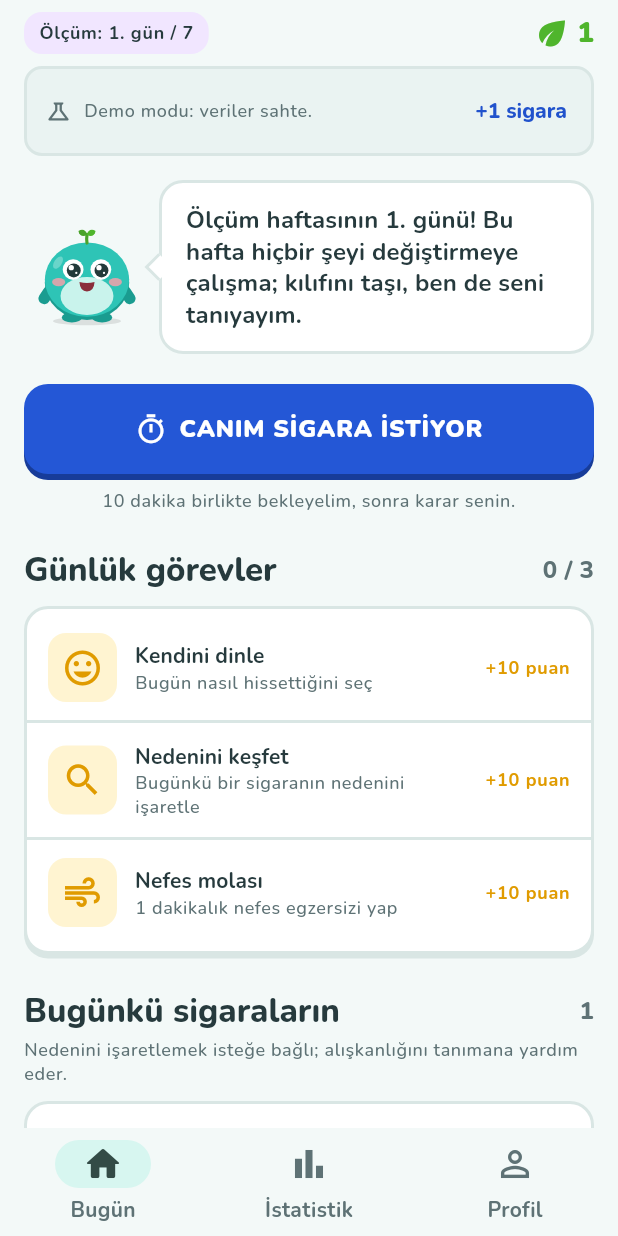
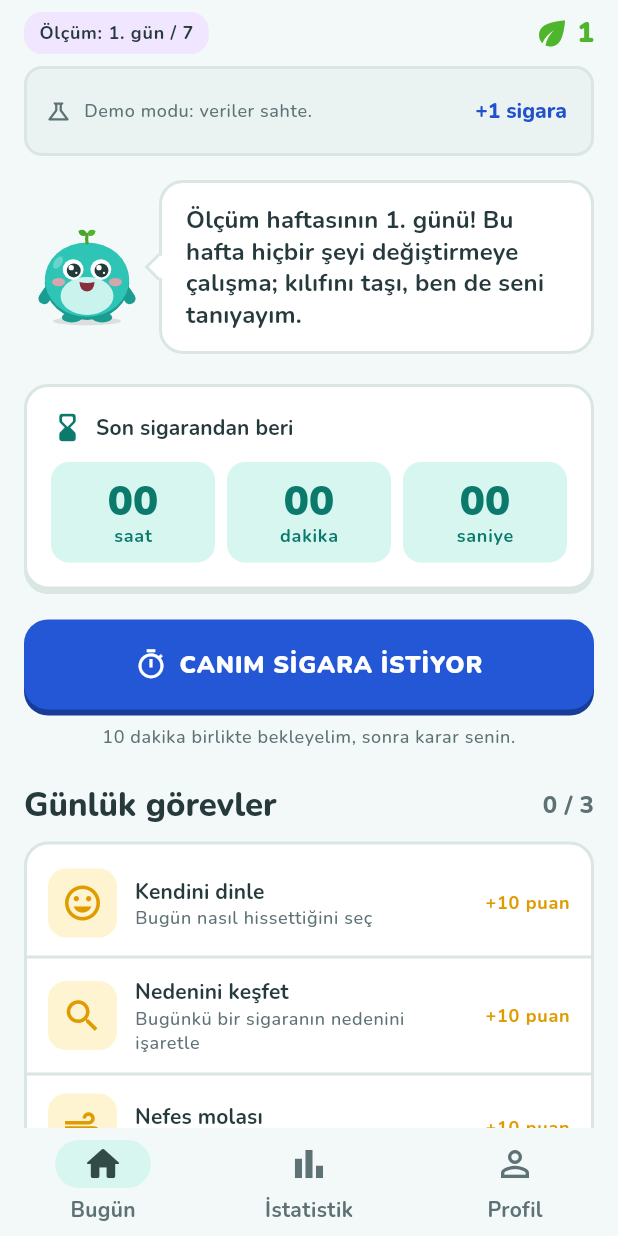
Before and after one commit to Yorifr/UnlitApp, a Flutter app: the screen it shows after launch, after a tap on "ATLA", after a tap on "+1 sigara", on a phone screen of 412 x 824 dp. Run offline on Flutter 3.47's test engine with Material 3 defaults, Android fonts, the phone set to English and light mode, and no system bars; our stand-ins replace audioplayers, shared_preferences, web; missing offline and left inert: dart:js_interop.

Commit message:
Bugün'de "Son sigarandan beri" sayacı (0.10.0)
- Erteleme butonunun üstünde canlı sayaç: 24 saatten az ise
  saat/dakika/saniye (her saniye), sonra gün/saat/dakika.
- İlk kayıttan sonra görünür; yeni sigarada sessizce sıfırlanır
  (mesaj, ses, renk değişimi, puan yok; seri değil).
- Süre her saniye "şimdi - son sigara" diye yeniden hesaplanır.
- İstatistik'teki "Son: ... önce" yazısı kaldırıldı (tek giriş noktası).
- sinceCounterParts (format.dart) + testler; SPEC ve CLAUDE.md güncellendi.

Co-Authored-By: Claude Opus 5.5 <noreply@anthropic.com>
Claude-Session: https://claude.ai/code/session_019csXx4Xv6DtrsatH9JsjCJ

```diff
--- a/lib/app_info.dart
+++ b/lib/app_info.dart
@@ -2,4 +2,4 @@
 const String appName = 'Unlit';
 
 /// Ekranda gösterilen sürüm. pubspec.yaml'daki "version" ile aynı tut!
-const String appVersion = '0.9.0';
+const String appVersion = '0.10.0';
--- a/lib/screens/stats_tab.dart
+++ b/lib/screens/stats_tab.dart
@@ -438,7 +438,6 @@ class _TodayCard extends StatelessWidget {
     final c = AppColors.of(context);
     final today = countToday(events, now);
     final first = firstEventOfDay(events, now);
-    final last = events.isEmpty ? null : events.last.time;
     final weekAgo = addDays(now, -7);
     final canCompare = hasDataSince(events, weekAgo);
     final lastWeekSameTime = countSameDayLastWeek(events, now);
@@ -494,13 +493,12 @@ class _TodayCard extends StatelessWidget {
               'burada görünecek.',
               style: theme.textTheme.bodyMedium?.copyWith(color: c.textMuted),
             ),
-          if (last != null) ...[
+          // "Son sigaradan beri geçen süre" burada değil, Bugün sekmesindeki
+          // sayaçta (aynı bilgi iki yerde olmasın).
+          if (first != null) ...[
             const SizedBox(height: 10),
             Text(
-              [
-                if (first != null) 'Bugünkü ilk sigara: ${formatClock(first)}',
-                'Son: ${formatTimeAgo(last, now)}',
-              ].join('  ·  '),
+              'Bugünkü ilk sigara: ${formatClock(first)}',
               style: theme.textTheme.bodySmall?.copyWith(color: c.textMuted),
             ),
           ],
--- a/lib/screens/today_tab.dart
+++ b/lib/screens/today_tab.dart
@@ -14,6 +14,7 @@ import '../utils/format.dart';
 import '../widgets/chunky.dart';
 import '../widgets/mascot.dart';
 import '../widgets/pickers.dart';
+import '../widgets/since_last_counter.dart';
 import 'breathing_screen.dart';
 import 'celebration_screen.dart';
 import 'delay_screen.dart';
@@ -22,8 +23,8 @@ import 'goal_setup_screen.dart';
 import 'measurement_summary_screen.dart';
 import 'weekly_report_screen.dart';
 
-/// "Bugün" sekmesi: maskot, erteleme butonu, günlük görevler ve bugünkü
-/// sigaralar. Uygulamanın kalbi burası.
+/// "Bugün" sekmesi: maskot, "son sigarandan beri" sayacı, erteleme butonu,
+/// günlük görevler ve bugünkü sigaralar. Uygulamanın kalbi burası.
 ///
 /// Sade tutuyoruz: her iş için TEK bir giriş noktası var (ör. ruh hali sadece
 /// "Kendini dinle" görevinden seçilir). Üst çubukta sadece seri var; puan
@@ -161,6 +162,8 @@ class TodayTab extends StatelessWidget {
           weeklyReportWeek: reportWeek,
         );
         final todayEvents = _todayEvents();
+        final events = state.events;
+        final lastTime = events.isEmpty ? null : events.last.time;
 
         return ListView(
           padding: const EdgeInsets.fromLTRB(16, 8, 16, 32),
@@ -189,6 +192,13 @@ class TodayTab extends StatelessWidget {
                 icon: Icons.event_note_outlined,
                 onPressed: () => _openWeeklyReport(context, reportWeek),
               ),
+            ],
+            // "Son sigarandan beri" sayacı: ilk kayıttan sonra görünür (öncesinde
+            // sayacak bir şey yok). Erteleme butonunun hemen üstünde: istek
+            // geldiğinde ne kadar zamandır içmediğini görürsün.
+            if (lastTime != null) ...[
+              const SizedBox(height: 20),
+              SinceLastCounter(last: lastTime, clock: () => state.now),
             ],
             const SizedBox(height: 20),
             _DelayEntry(state: state, onOpen: () => _openDelay(context)),
--- a/lib/utils/format.dart
+++ b/lib/utils/format.dart
@@ -84,6 +84,52 @@ String formatTimeAgo(DateTime time, DateTime now) {
   return '${minutes ~/ (24 * 60)} gün önce';
 }
 
+// ---------- "Son sigarandan beri" sayacı ----------
+
+/// Sayacın bir kutusu: sayı + birimi (ör. 5 ve "saniye" → kutuda "05").
+class CounterPart {
+  const CounterPart(this.value, this.unit, {this.twoDigits = true});
+
+  final int value;
+
+  /// "gün", "saat", "dakika" ya da "saniye"
+  final String unit;
+
+  /// Saat, dakika ve saniye iki basamakla yazılır ("05"), gün yazılmaz ("3").
+  final bool twoDigits;
+
+  /// Kutuda görünen yazı.
+  String get text => twoDigits ? _twoDigits(value) : '$value';
+}
+
+/// Sayaç için süreyi 3 kutuya böler:
+/// - 24 saatten azsa saat / dakika / saniye: 2 sa 14 dk 5 sn → 02 · 14 · 05
+/// - 24 saat ve fazlasıysa gün / saat / dakika: → 3 · 04 · 12 (saniye artık
+///   gösterilmez, ekran sakin kalsın)
+///
+/// Eksi süre (ör. telefonun saati geri alınırsa) 0 sayılır.
+List<CounterPart> sinceCounterParts(Duration elapsed) {
+  final totalSeconds = elapsed.isNegative ? 0 : elapsed.inSeconds;
+  const secondsPerDay = 24 * 60 * 60;
+  final days = totalSeconds ~/ secondsPerDay;
+  final hours = (totalSeconds % secondsPerDay) ~/ 3600;
+  final minutes = (totalSeconds % 3600) ~/ 60;
+  final seconds = totalSeconds % 60;
+
+  if (days == 0) {
+    return [
+      CounterPart(hours, 'saat'),
+      CounterPart(minutes, 'dakika'),
+      CounterPart(seconds, 'saniye'),
+    ];
+  }
+  return [
+    CounterPart(days, 'gün', twoDigits: false),
+    CounterPart(hours, 'saat'),
+    CounterPart(minutes, 'dakika'),
+  ];
+}
+
 /// Ondalık sayı, virgülle ve tek basamakla: 17.33 → "17,3", 15.0 → "15"
 String formatDecimal(double value) {
   final rounded = (value * 10).round() / 10;
--- /dev/null
+++ b/lib/widgets/since_last_counter.dart
@@ -0,0 +1,146 @@
+import 'dart:async';
+
+import 'package:flutter/material.dart';
+
+import '../theme.dart';
+import '../utils/format.dart';
+import 'chunky.dart';
+
+/// "Son sigarandan beri" sayacı (Bugün sekmesinde).
+///
+/// - 24 saatten az: saat / dakika / saniye (her saniye ilerler).
+/// - 24 saat ve fazlası: gün / saat / dakika.
+///
+/// Süreyi kendimiz saymıyoruz; her saniye "şimdi − son sigara" farkını
+/// yeniden hesaplıyoruz. Böylece uygulama arka planda kalsa ya da telefon
+/// kilitlense bile sayaç hep doğru gösterir.
+///
+/// Kural (SPEC Bölüm 3): Bu bir seri DEĞİLDİR. Yeni bir sigara gelince sayaç
+/// sessizce sıfırdan başlar: mesaj, ses, titreşim ya da renk değişimi yok;
+/// puan vermez, rekor tutmaz.
+class SinceLastCounter extends StatefulWidget {
+  const SinceLastCounter({super.key, required this.last, required this.clock});
+
+  /// Son sigaranın zamanı.
+  final DateTime last;
+
+  /// Şu anki zamanı verir (uygulamada `state.now`, testlerde sahte saat).
+  final DateTime Function() clock;
+
+  @override
+  State<SinceLastCounter> createState() => _SinceLastCounterState();
+}
+
+class _SinceLastCounterState extends State<SinceLastCounter> {
+  Timer? _ticker;
+
+  @override
+  void initState() {
+    super.initState();
+    // Her saniye yeniden çiz. (24 saatten sonra sayı dakikada bir değişir;
+    // yine de her saniye bakmak hem basit hem de çok ucuz.)
+    _ticker = Timer.periodic(
+      const Duration(seconds: 1),
+      (_) => setState(() {}),
+    );
+  }
+
+  @override
+  void dispose() {
+    _ticker?.cancel();
+    super.dispose();
+  }
+
+  @override
+  Widget build(BuildContext context) {
+    final c = AppColors.of(context);
+    final theme = Theme.of(context);
+    final parts = sinceCounterParts(widget.clock().difference(widget.last));
+    final spoken = parts.map((p) => '${p.value} ${p.unit}').join(' ');
+
+    // Ekran okuyucu "02", "14" gibi kutuları tek tek okumasın; tek cümle
+    // olarak okusun: "Son sigarandan beri 2 saat 14 dakika 5 saniye".
+    return Semantics(
+      label: 'Son sigarandan beri $spoken',
+      excludeSemantics: true,
+      child: ChunkyCard(
+        child: Column(
+          crossAxisAlignment: CrossAxisAlignment.start,
+          children: [
+            Row(
+              children: [
+                Icon(
+                  Icons.hourglass_bottom_rounded,
+                  color: c.mintText,
+                  size: 22,
+                ),
+                const SizedBox(width: 8),
+                Expanded(
+                  child: Text(
+                    'Son sigarandan beri',
+                    style: theme.textTheme.titleSmall,
+                  ),
+                ),
+              ],
+            ),
+            const SizedBox(height: 12),
+            Row(
+              children: [
+                for (var i = 0; i < parts.length; i++) ...[
+                  if (i > 0) const SizedBox(width: 8),
+                  Expanded(child: _PartBox(part: parts[i])),
+                ],
+              ],
+            ),
+          ],
+        ),
+      ),
+    );
+  }
+}
+
+/// Sayacın bir kutusu: büyük sayı + altında birimi.
+class _PartBox extends StatelessWidget {
+  const _PartBox({required this.part});
+  final CounterPart part;
+
+  @override
+  Widget build(BuildContext context) {
+    final c = AppColors.of(context);
+    final theme = Theme.of(context);
+
+    return Container(
+      padding: const EdgeInsets.symmetric(horizontal: 6, vertical: 10),
+      decoration: BoxDecoration(
+        color: c.mintLight,
+        borderRadius: BorderRadius.circular(12),
+      ),
+      child: Column(
+        children: [
+          // FittedBox: çok büyük sayı (ör. 1000 gün) ya da büyük yazı
+          // boyutunda kutudan taşmasın, biraz küçülsün.
+          FittedBox(
+            fit: BoxFit.scaleDown,
+            child: Text(
+              part.text,
+              style: theme.textTheme.headlineMedium?.copyWith(
+                color: c.mintText,
+                fontWeight: FontWeight.w900,
+                height: 1.1,
+                // Rakamlar eşit genişlikte olsun, saniye değişirken titremesin.
+                fontFeatures: const [FontFeature.tabularFigures()],
+              ),
+            ),
+          ),
+          FittedBox(
+            fit: BoxFit.scaleDown,
+            child: Text(
+              part.unit,
+              style: theme.textTheme.labelMedium?.copyWith(color: c.mintText),
+            ),
+          ),
+        ],
+      ),
+    );
+  }
+}
--- a/pubspec.yaml
+++ b/pubspec.yaml
@@ -6,7 +6,7 @@ publish_to: 'none' # pub.dev'e yayınlanmayacak
 
 # Sürüm: 0.1.0 = görünen sürüm, +1 = derleme numarası.
 # Değiştirirsen lib/app_info.dart içindeki appVersion'ı da güncelle.
-version: 0.9.0+10
+version: 0.10.0+11
 
 environment:
   sdk: ^3.13.5
```
Also changed, not shown: 5 other files.
